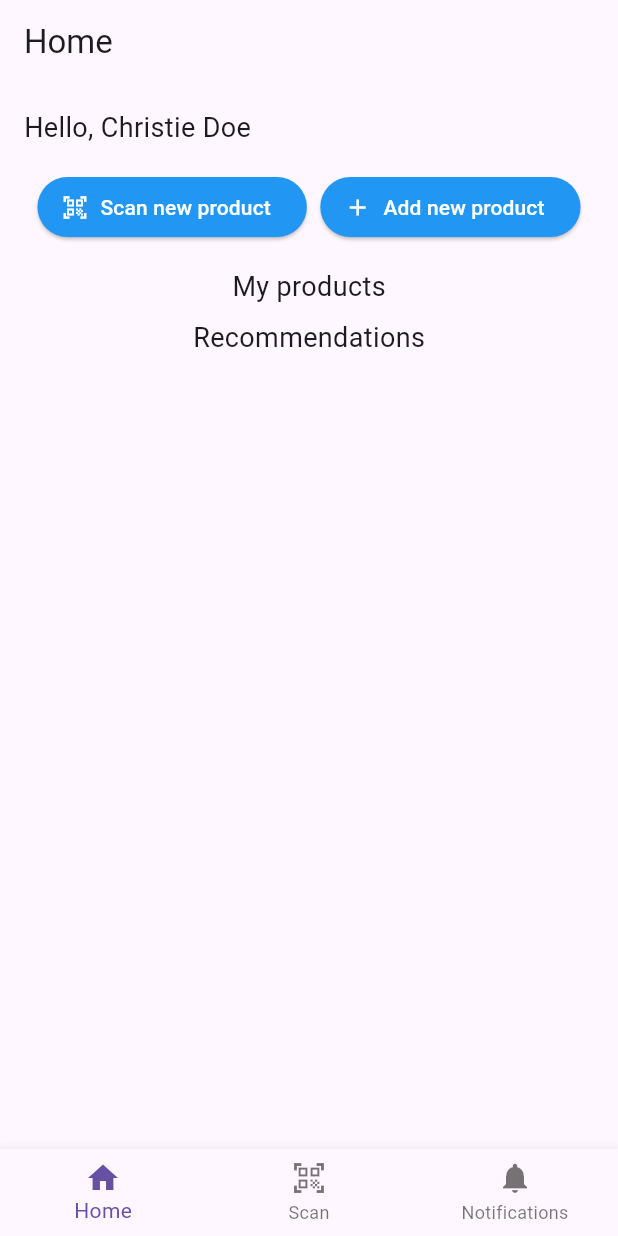
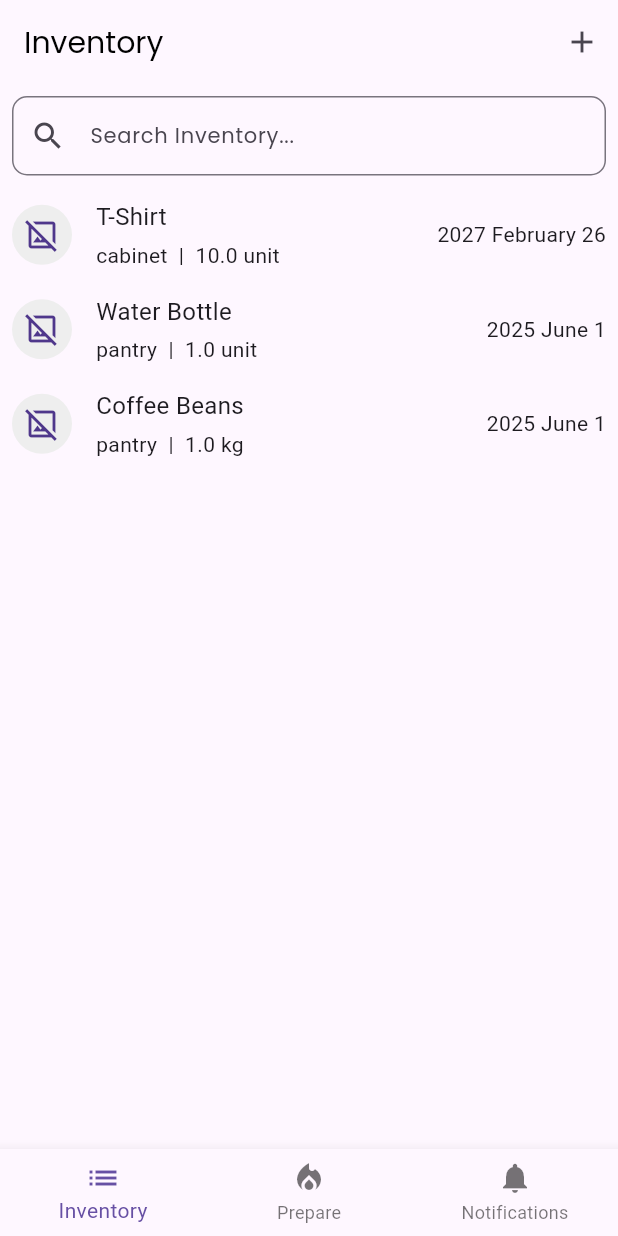
Before and after one commit to BojanaMarojevikj/ExpiRemind, a Flutter app: the screen it shows after launch, on a phone screen of 412 x 824 dp. Run offline on Flutter 3.47's test engine with Material 3 defaults, Android fonts, the phone set to English and light mode, and no system bars; our stand-ins replace firebase_core, google_fonts; accounts and stored records are empty; generated files the repository leaves out were written again.

Commit message:
initial inventory screen with static data

```diff
--- a/lib/domain/enums/product_category.dart
+++ b/lib/domain/enums/product_category.dart
@@ -0,0 +1,7 @@
+enum Category {
+  food,
+  beverage,
+  medicine,
+  cleaning,
+  other,
+}
--- a/lib/domain/enums/storage_location.dart
+++ b/lib/domain/enums/storage_location.dart
@@ -0,0 +1,7 @@
+enum StorageLocation {
+  fridge,
+  pantry,
+  freezer,
+  cabinet,
+  other,
+}
--- a/lib/domain/enums/unit.dart
+++ b/lib/domain/enums/unit.dart
@@ -0,0 +1,7 @@
+enum Unit {
+  g,
+  kg,
+  ml,
+  l,
+  unit,
+}
--- a/lib/domain/models/product.dart
+++ b/lib/domain/models/product.dart
@@ -0,0 +1,25 @@
+import 'package:expiremind/domain/enums/product_category.dart';
+import 'package:expiremind/domain/enums/storage_location.dart';
+import 'package:expiremind/domain/enums/unit.dart';
+
+class Product {
+  final String? image;
+  final String name;
+  final double quantity;
+  final Unit unit;
+  final Category category;
+  final StorageLocation storage;
+  final DateTime? buyDate;
+  final DateTime expiryDate;
+
+  Product({
+    required this.name,
+    required this.quantity,
+    required this.unit,
+    required this.category,
+    required this.storage,
+    required this.expiryDate,
+    this.image,
+    this.buyDate,
+  });
+}
--- a/lib/main.dart
+++ b/lib/main.dart
@@ -1,6 +1,6 @@
+import 'package:expiremind/presentation/screens/inventory_screen.dart';
 import 'package:flutter/material.dart';
 
-import 'presentation/screens/home_screen.dart';
 import 'presentation/screens/scan_screen.dart';
 import 'presentation/screens/notifications_screen.dart';
 import 'package:firebase_core/firebase_core.dart';
@@ -23,9 +23,9 @@ class MyApp extends StatefulWidget {
 class _MyAppState extends State<MyApp> {
   int _selectedIndex = 0;
   final List<Widget> _screens = [
-    HomeScreen(),
+    InventoryScreen(),
     ScanScreen(),
-    NotificationsScreen(),
+    NotificationsScreen()
   ];
 
   void _onItemTapped(int index) {
@@ -47,12 +47,12 @@ class _MyAppState extends State<MyApp> {
           onTap: _onItemTapped,
           items: const <BottomNavigationBarItem>[
             BottomNavigationBarItem(
-              icon: Icon(Icons.home),
-              label: 'Home',
+              icon: Icon(Icons.list),
+              label: 'Inventory',
             ),
             BottomNavigationBarItem(
-              icon: Icon(Icons.qr_code_scanner),
-              label: 'Scan',
+              icon: Icon(Icons.local_fire_department),
+              label: 'Prepare',
             ),
             BottomNavigationBarItem(
               icon: Icon(Icons.notifications),
--- a/lib/presentation/screens/inventory_screen.dart
+++ b/lib/presentation/screens/inventory_screen.dart
@@ -0,0 +1,91 @@
+import 'package:expiremind/domain/models/product.dart';
+import 'package:flutter/material.dart';
+import 'package:google_fonts/google_fonts.dart';
+import '../../domain/enums/product_category.dart';
+import '../../domain/enums/storage_location.dart';
+import '../../domain/enums/unit.dart';
+import '../widgets/inventory_item_widget.dart';
+
+
+class InventoryScreen extends StatelessWidget {
+  final List<Product> products = [
+    Product(
+      name: 'T-Shirt',
+      quantity: 10,
+      unit: Unit.unit,
+      category: Category.other,
+      storage: StorageLocation.cabinet,
+      expiryDate: DateTime.now().add(const Duration(days: 1000)),
+    ),
+    Product(
+      name: 'Water Bottle',
+      quantity: 1,
+      unit: Unit.unit,
+      category: Category.food,
+      storage: StorageLocation.pantry,
+      expiryDate: DateTime.now().add(const Duration(days: 365)),
+    ),
+    Product(
+      name: 'Coffee Beans',
+      quantity: 1,
+      unit: Unit.kg,
+      category: Category.food,
+      storage: StorageLocation.pantry,
+      expiryDate: DateTime.now().add(const Duration(days: 365)),
+    ),
+  ];
+
+  InventoryScreen({super.key});
+
+  @override
+  Widget build(BuildContext context) {
+    return Scaffold(
+      appBar: AppBar(
+        title: Text(
+          'Inventory',
+          style: GoogleFonts.poppins(
+              textStyle: const TextStyle(color: Colors.black, fontSize: 20.0)),
+        ),
+        actions: [
+          IconButton(
+            icon: const Icon(Icons.add),
+            onPressed: () {
+              // Implement functionality to add a new product (later)
+            },
+          ),
+        ],
+      ),
+      body: Column(
+        children: [
+          Padding(
+            padding: const EdgeInsets.all(8.0),
+            child: TextField(
+              decoration: InputDecoration(
+                hintText: 'Search Inventory...',
+                prefixIcon: const Icon(Icons.search),
+                border: OutlineInputBorder(
+                  borderRadius: BorderRadius.circular(10.0),
+                ),
+              ),
+              style: GoogleFonts.poppins(
+                textStyle: const TextStyle(
+                  color: Colors.black,
+                  fontSize: 14.0,
+                ),
+              ),
+            ),
+          ),
+          Expanded(
+            child: ListView.builder(
+              itemCount: products.length,
+              itemBuilder: (context, index) {
+                final product = products[index];
+                return InventoryItemWidget(product: product);
+              },
+            ),
+          ),
+        ],
+      ),
+    );
+  }
+}
--- /dev/null
+++ b/lib/presentation/widgets/inventory_item_widget.dart
@@ -0,0 +1,58 @@
+import 'package:flutter/material.dart';
+import 'package:expiremind/domain/models/product.dart';
+import 'package:intl/intl.dart';
+
+
+
+class InventoryItemWidget extends StatelessWidget {
+  final Product product;
+
+  InventoryItemWidget({required this.product});
+
+  @override
+  Widget build(BuildContext context) {
+    final formattedExpiryDate = DateFormat('y MMMM d').format(product.expiryDate);
+
+    return Padding(
+      padding: const EdgeInsets.all(8.0),
+      child: Row(
+        children: [
+          // Circle avatar for image
+          CircleAvatar(
+            backgroundColor: Colors.grey[200],
+            backgroundImage: product.image != null ? NetworkImage(product.image!) : null,
+            child: product.image == null ? Icon(Icons.image_not_supported_outlined) : null,
+          ),
+          SizedBox(width: 16.0),
+          // Column for details
+          Expanded(
+            child: Column(
+              crossAxisAlignment: CrossAxisAlignment.start,
+              children: [
+                // Product name (first row)
+                Text(
+                  product.name,
+                  style: TextStyle(fontSize: 16.0),
+                ),
+                SizedBox(height: 4.0),  // Add a small spacing between rows
+                // Storage and quantity (second row)
+                Row(
+                  children: [
+                    Text('${product.storage.name}  |  ${product.quantity} ${product.unit.name}'),
+                  ],
+                ),
+              ],
+            ),
+          ),
+          // Expiry date on the right
+          Text(
+            formattedExpiryDate,
+            style: TextStyle(
+              color: product.expiryDate.isBefore(DateTime.now()) ? Colors.red : null,
+            ),
+          ),
+        ],
+      ),
+    );
+  }
+}
--- a/pubspec.yaml
+++ b/pubspec.yaml
@@ -39,6 +39,8 @@ dependencies:
   firebase_core: ^2.32.0
   cloud_firestore: ^4.17.5
   firebase_auth: ^4.20.0
+  intl: ^0.19.0
+  google_fonts: ^6.2.1
 
 dev_dependencies:
   flutter_test:
@@ -49,7 +51,7 @@ dev_dependencies:
   # activated in the `analysis_options.yaml` file located at the root of your
   # package. See that file for information about deactivating specific lint
   # rules and activating additional ones.
-  flutter_lints: ^3.0.0
+  flutter_lints: ^4.0.0
 
 # For information on the generic Dart part of this file, see the
 # following page: https://dart.dev/tools/pub/pubspec
```
Also changed, not shown: pubspec.lock, 3 other files.
